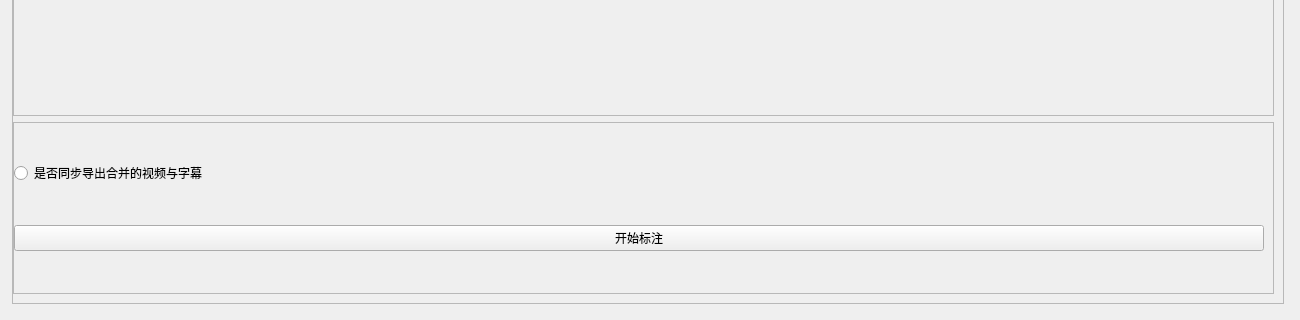
Qt form UI/QtDesigner/Ui_annotation.ui (jingnanquan/AIDubbing-QT) before a commit; both pictures show x 0 to 1300 and y 590 to 910 of the 1300 by 910 pixel window.
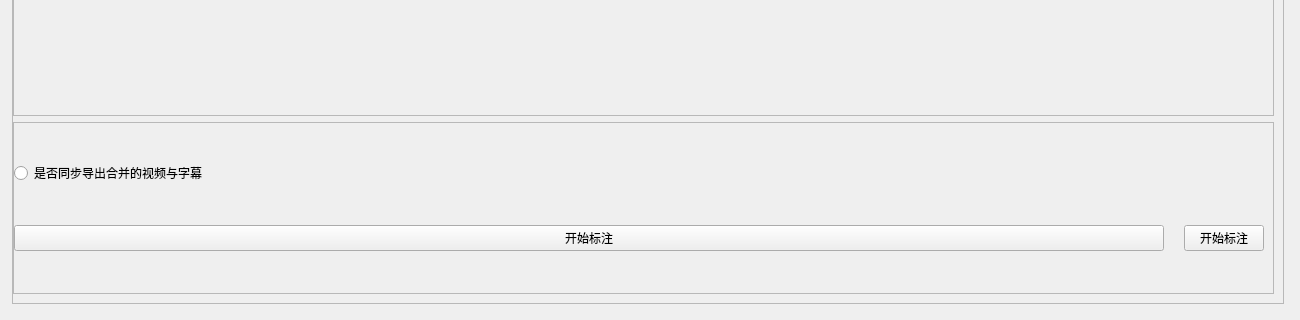
The same form after that commit. Custom widgets are drawn as their Qt base class.

What changed in the file:
```diff
--- a/UI/QtDesigner/Ui_annotation.ui
+++ b/UI/QtDesigner/Ui_annotation.ui
@@ -251,7 +251,7 @@
               <property name="frameShadow">
                <enum>QFrame::Raised</enum>
               </property>
-              <layout class="QVBoxLayout" name="verticalLayout_5">
+              <layout class="QVBoxLayout" name="verticalLayout_5" stretch="0,0">
                <property name="spacing">
                 <number>2</number>
                </property>
@@ -272,11 +272,25 @@
                 </widget>
                </item>
                <item>
+                <layout class="QHBoxLayout" name="horizontalLayout" stretch="1,0">
+                 <property name="spacing">
+                  <number>20</number>
+                 </property>
+                 <item>
                 <widget class="PushButton" name="extractBtn">
                  <property name="text">
                   <string>开始标注</string>
                  </property>
                 </widget>
+                 </item>
+                 <item>
+                  <widget class="PushButton" name="editBtn">
+                   <property name="text">
+                    <string>开始标注</string>
+                   </property>
+                  </widget>
+                 </item>
+                </layout>
                </item>
               </layout>
              </widget>
```
Lines whose indentation alone changed are shown as unchanged.
